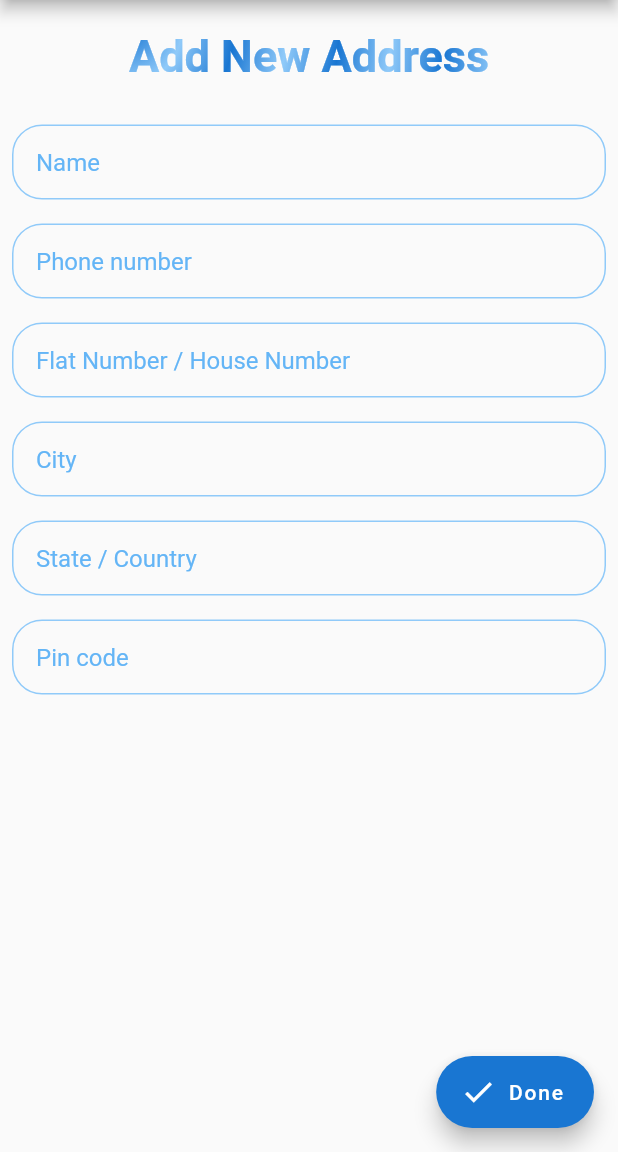
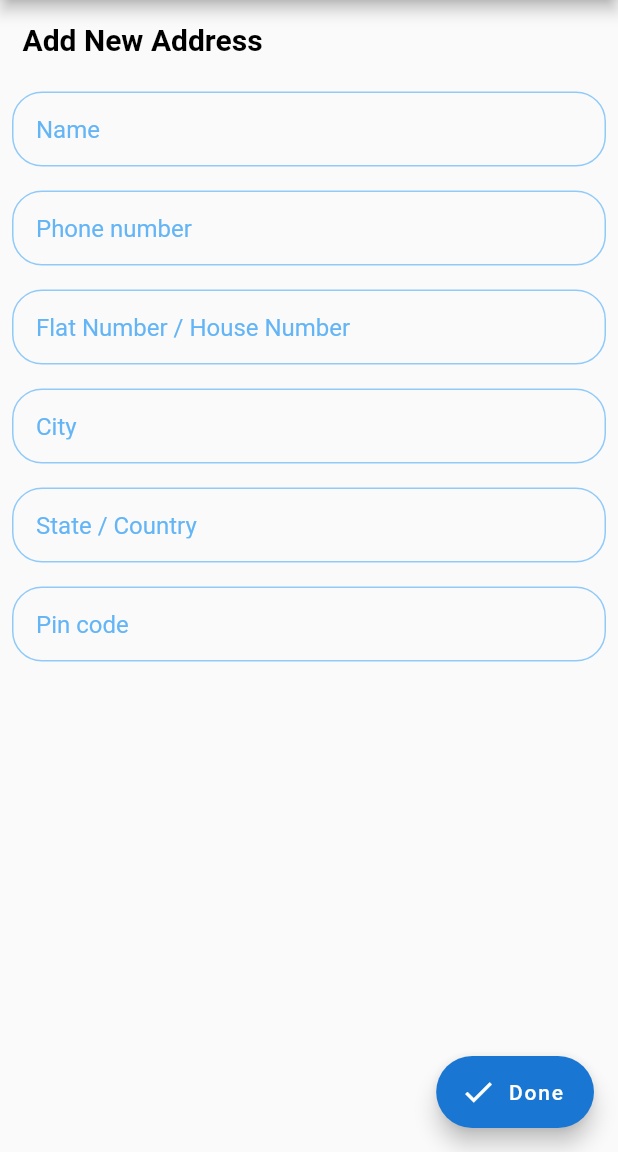
Before and after one commit to MajedHoussen98/E_Commerce_App, a Flutter app: the AddAddress screen opened directly, on a phone screen of 412 x 824 dp, the part 84-1236 px from its top. Run offline on Flutter 3.47's test engine with Material 2 defaults, Android fonts, the phone set to English and light mode, and no system bars; our stand-ins replace cloud_firestore, firebase_auth, firebase_storage, fluttertoast, image_picker, shared_preferences; accounts and stored records are empty; statements that could not run were skipped.

Commit message:
New Version...

```diff
--- a/lib/Address/addAddress.dart
+++ b/lib/Address/addAddress.dart
@@ -1,9 +1,12 @@
 import 'package:e_shop/Config/config.dart';
+import 'package:e_shop/Store/storehome.dart';
 import 'package:e_shop/Widgets/customAppBar.dart';
 import 'package:e_shop/Models/address.dart';
 import 'package:e_shop/Widgets/myDrawer.dart';
 import 'package:flutter/cupertino.dart';
 import 'package:flutter/material.dart';
+
+import 'address.dart';
 
 class AddAddress extends StatelessWidget {
   final formKey = GlobalKey<FormState>();
@@ -49,6 +52,8 @@ class AddAddress extends StatelessWidget {
                 FocusScope.of(context).requestFocus(FocusNode());
                 formKey.currentState.reset();
               });
+              Route route = MaterialPageRoute(builder: (c) => StoreHome());
+              Navigator.pushReplacement(context, route);
             }
           },
           label: Text("Done"),
@@ -61,23 +66,13 @@ class AddAddress extends StatelessWidget {
               Align(
                 alignment: Alignment.centerLeft,
                 child: Padding(
-                  padding: EdgeInsets.all(20),
-                  child: Center(
-                    child: ShaderMask(
-                      shaderCallback: (b) => RadialGradient(
-                        center: Alignment.topLeft,
-                        radius: 1,
-                        colors: [Colors.blue[700], Colors.blue[200]],
-                        tileMode: TileMode.mirror,
-                      ).createShader(b),
-                      child: const Text(
-                        "Add New Address",
-                        style: TextStyle(
-                            color: Colors.white,
-                            fontSize: 30,
-                            fontWeight: FontWeight.bold),
-                      ),
-                    ),
+                  padding: const EdgeInsets.all(15),
+                  child: const Text(
+                    "Add New Address",
+                    style: TextStyle(
+                        color: Colors.black,
+                        fontSize: 20,
+                        fontWeight: FontWeight.bold),
                   ),
                 ),
               ),
--- a/lib/Widgets/wideButton.dart
+++ b/lib/Widgets/wideButton.dart
@@ -16,6 +16,7 @@ class WideButton extends StatelessWidget {
           child: Container(
             decoration: BoxDecoration(
               color: Colors.blue[700],
+              borderRadius: BorderRadius.circular(20),
             ),
             width: MediaQuery.of(context).size.width * 0.85,
             height: 50,
```
Also changed, not shown: lib/Address/address.dart (+82 -2 lines).
